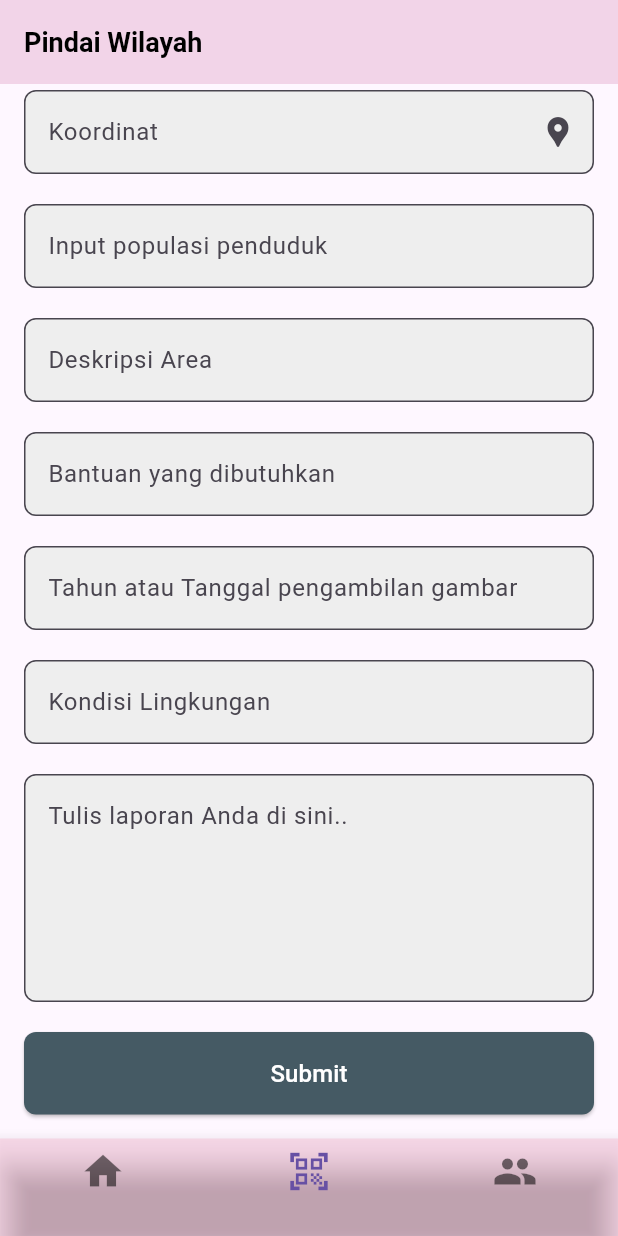
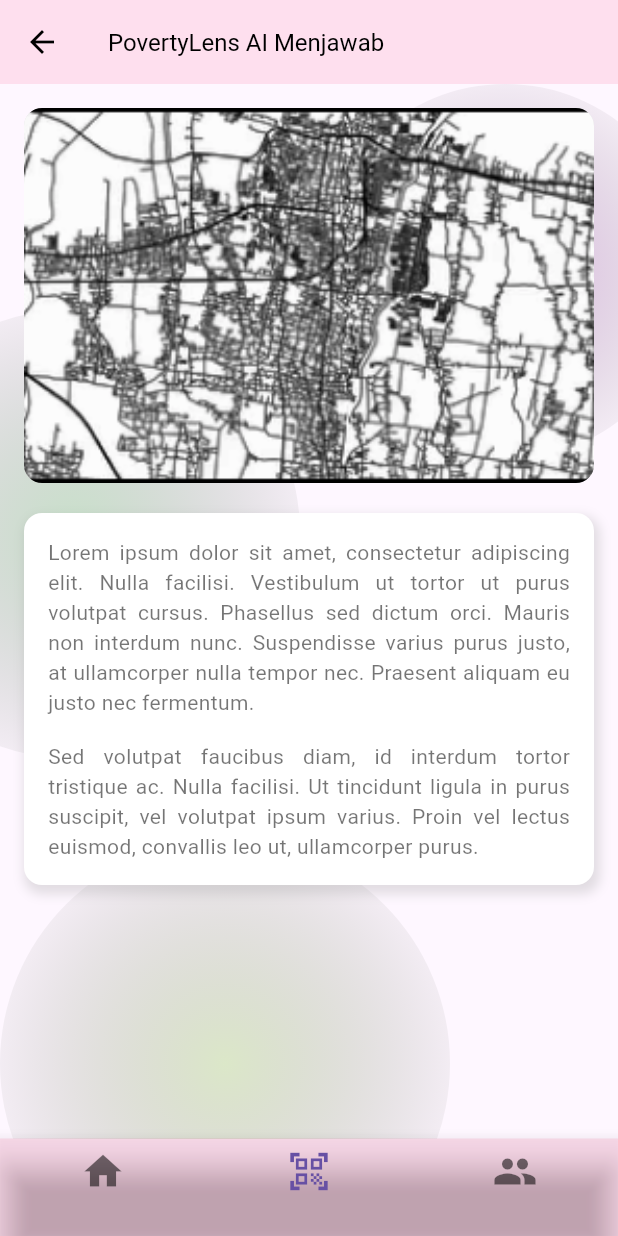
Before and after one commit to humam-ah/PovertyLens-Mobile, a Flutter app: the screen it shows after launch, item 2 of the bottom bar chosen, scrolled down 232 dp, after a tap on "Submit", on a phone screen of 412 x 824 dp. Run offline on Flutter 3.47's test engine with Material 3 defaults, Android fonts, the light colour scheme and no system bars; our stand-ins replace fl_chart, flutter_svg; network calls fail.

Commit message:
fifth commit

```diff
--- /dev/null
+++ b/lib/temp/background.dart
@@ -0,0 +1,74 @@
+import 'package:flutter/material.dart';
+
+class CustomBackground extends StatelessWidget {
+  const CustomBackground({Key? key, required this.child}) : super(key: key);
+
+  final Widget child; // Widget anak untuk konten di atas background
+
+  @override
+  Widget build(BuildContext context) {
+    return Stack(
+      children: [
+        // Latar belakang warna gradien pertama (Hijau kabur)
+        Positioned(
+          top: 150,
+          left: -100,
+          child: Container(
+            width: 300,
+            height: 300,
+            decoration: BoxDecoration(
+              shape: BoxShape.circle,
+              gradient: RadialGradient(
+                colors: [
+                  Colors.green.withOpacity(0.3),
+                  Colors.transparent,
+                ],
+                radius: 0.6,
+              ),
+            ),
+          ),
+        ),
+        // Latar belakang warna gradien kedua (Ungu kabur)
+        Positioned(
+          top: 0,
+          right: -50,
+          child: Container(
+            width: 250,
+            height: 250,
+            decoration: BoxDecoration(
+              shape: BoxShape.circle,
+              gradient: RadialGradient(
+                colors: [
+                  Colors.purple.withOpacity(0.3),
+                  Colors.transparent,
+                ],
+                radius: 0.6,
+              ),
+            ),
+          ),
+        ),
+        // Latar belakang warna gradien ketiga (Hijau muda kabur)
+        Positioned(
+          bottom: -100,
+          left: 0,
+          child: Container(
+            width: 300,
+            height: 300,
+            decoration: BoxDecoration(
+              shape: BoxShape.circle,
+              gradient: RadialGradient(
+                colors: [
+                  Colors.lightGreen.withOpacity(0.3),
+                  Colors.transparent,
+                ],
+                radius: 0.6,
+              ),
+            ),
+          ),
+        ),
+        // Konten yang berada di atas background
+        child,
+      ],
+    );
+  }
+}
--- a/lib/ui/detail_lembaga.dart
+++ b/lib/ui/detail_lembaga.dart
@@ -1,6 +1,7 @@
 import 'package:flutter/material.dart';
 import 'dart:convert';
 import 'package:http/http.dart' as http;
+import 'package:poverty_lens/temp/background.dart';
 
 class DetailLembagaScreen extends StatefulWidget {
   final String lembagaId;
@@ -60,7 +61,8 @@ class _DetailLembagaScreenState extends State<DetailLembagaScreen> {
           style: TextStyle(color: Colors.black, fontSize: 16),
         ),
       ),
-      body: _isLoading
+      body: CustomBackground(
+        child: _isLoading
             ? Center(child: CircularProgressIndicator())
             : Padding(
                 padding: const EdgeInsets.all(16.0),
@@ -110,6 +112,7 @@ class _DetailLembagaScreenState extends State<DetailLembagaScreen> {
                   ],
                 ),
               ),
+      ),
     );
   }
 }
--- /dev/null
+++ b/lib/ui/hasil_pindai.dart
@@ -0,0 +1,77 @@
+import 'package:flutter/material.dart';
+import 'package:poverty_lens/temp/background.dart';
+
+class HasilPindaiScreen extends StatelessWidget {
+  @override
+  Widget build(BuildContext context) {
+    return Scaffold(
+      appBar: AppBar(
+        backgroundColor: Color.fromARGB(25, 254, 1, 84),
+        elevation: 0,
+        leading: IconButton(
+          icon: Icon(Icons.arrow_back, color: Colors.black),
+          onPressed: () => Navigator.pop(context),
+        ),
+        title: Text(
+          'PovertyLens AI Menjawab',
+          style: TextStyle(color: Colors.black, fontSize: 16),
+        ),
+      ),
+      body: CustomBackground(
+        child: Padding(
+          padding: const EdgeInsets.all(16.0),
+          child: Column(
+            crossAxisAlignment: CrossAxisAlignment.center,
+            children: [
+              Container(
+                width: double.infinity,
+                height: 250,
+                decoration: BoxDecoration(
+                  color: Colors.grey[300],
+                  borderRadius: BorderRadius.circular(12),
+                  image: DecorationImage(
+                    image: AssetImage('images/map.png'),
+                    fit: BoxFit.cover,
+                  ),
+                ),
+              ),
+              SizedBox(height: 20),
+              Container(
+                padding: EdgeInsets.all(16.0),
+                width: double.infinity,
+                decoration: BoxDecoration(
+                  color: Colors.white,
+                  borderRadius: BorderRadius.circular(12),
+                  boxShadow: [
+                    BoxShadow(
+                      color: Colors.grey.withOpacity(0.3),
+                      spreadRadius: 2,
+                      blurRadius: 6,
+                      offset: Offset(2, 4),
+                    ),
+                  ],
+                ),
+                child: Column(
+                  crossAxisAlignment: CrossAxisAlignment.start,
+                  children: [
+                    Text(
+                      'Lorem ipsum dolor sit amet, consectetur adipiscing elit. Nulla facilisi. Vestibulum ut tortor ut purus volutpat cursus. Phasellus sed dictum orci. Mauris non interdum nunc. Suspendisse varius purus justo, at ullamcorper nulla tempor nec. Praesent aliquam eu justo nec fermentum.',
+                      style: TextStyle(color: Colors.black54),
+                      textAlign: TextAlign.justify,
+                    ),
+                    SizedBox(height: 16),
+                    Text(
+                      'Sed volutpat faucibus diam, id interdum tortor tristique ac. Nulla facilisi. Ut tincidunt ligula in purus suscipit, vel volutpat ipsum varius. Proin vel lectus euismod, convallis leo ut, ullamcorper purus.',
+                      style: TextStyle(color: Colors.black54),
+                      textAlign: TextAlign.justify,
+                    ),
+                  ],
+                ),
+              ),
+            ],
+          ),
+        ),
+      ),
+    );
+  }
+}
--- a/lib/ui/home.dart
+++ b/lib/ui/home.dart
@@ -1,9 +1,9 @@
 import 'package:flutter/material.dart';
-import 'package:flutter_svg/flutter_svg.dart';
 import 'package:fl_chart/fl_chart.dart';
 import 'pindai.dart';
 import 'lembaga.dart';
 import 'rekap_data.dart';
+import '/temp/background.dart';
 
 class HomeScreen extends StatefulWidget {
   @override
@@ -14,6 +14,7 @@ class _HomeScreenState extends State<HomeScreen> {
   int _selectedIndex = 0;
 
   final GlobalKey<NavigatorState> _homeNavigatorKey = GlobalKey<NavigatorState>();
+  final GlobalKey<NavigatorState> _pindaiNavigatorKey = GlobalKey<NavigatorState>();
   final GlobalKey<NavigatorState> _lembagaNavigatorKey = GlobalKey<NavigatorState>();
 
   final List<Widget> _pages = [];
@@ -32,7 +33,12 @@ class _HomeScreenState extends State<HomeScreen> {
           return null;
         },
       ),
-      PindaiScreen(),
+      Navigator(
+        key: _pindaiNavigatorKey,
+        onGenerateRoute: (settings) {
+          return MaterialPageRoute(builder: (context) => PindaiScreen());
+        },
+      ),
       Navigator(
         key: _lembagaNavigatorKey,
         onGenerateRoute: (settings) {
@@ -47,6 +53,8 @@ class _HomeScreenState extends State<HomeScreen> {
       _selectedIndex = index;
       if (index == 0) {
         _homeNavigatorKey.currentState?.popUntil((route) => route.isFirst);
+      } else if (index == 1) {
+        _pindaiNavigatorKey.currentState?.popUntil((route) => route.isFirst);
       } else if (index == 2) {
         _lembagaNavigatorKey.currentState?.popUntil((route) => route.isFirst);
       }
@@ -126,7 +134,8 @@ class HomeScreenContent extends StatelessWidget {
           ),
         ]
       ),
-      body: Padding(
+      body: CustomBackground(
+        child: Padding(
           padding: const EdgeInsets.all(16.0),
           child: SingleChildScrollView(
             padding: EdgeInsets.only(right: 4.0, left: 4.0, top: 0, bottom: 0),
@@ -366,6 +375,7 @@ class HomeScreenContent extends StatelessWidget {
             ),
           ),
         ),
+      ),
     );
   }
 }
--- a/lib/ui/lembaga.dart
+++ b/lib/ui/lembaga.dart
@@ -1,6 +1,7 @@
 import 'package:flutter/material.dart';
 import 'dart:convert';
 import 'package:http/http.dart' as http;
+import 'package:poverty_lens/temp/background.dart';
 import 'detail_lembaga.dart';
 
 class LembagaScreen extends StatefulWidget {
@@ -103,7 +104,8 @@ class _LembagaScreenState extends State<LembagaScreen> {
           ),
         ],
       ),
-      body: _isLoading
+      body: CustomBackground(
+        child: _isLoading
             ? Center(child: CircularProgressIndicator())
             : Padding(
                 padding: const EdgeInsets.all(16.0),
@@ -161,6 +163,7 @@ class _LembagaScreenState extends State<LembagaScreen> {
                   },
                 ),
               ),
+      ),
     );
   }
 }
--- a/lib/ui/pindai.dart
+++ b/lib/ui/pindai.dart
@@ -1,4 +1,6 @@
 import 'package:flutter/material.dart';
+import 'package:poverty_lens/temp/background.dart';
+import 'package:poverty_lens/ui/hasil_pindai.dart';
 
 class PindaiScreen extends StatelessWidget {
   @override
@@ -11,7 +13,8 @@ class PindaiScreen extends StatelessWidget {
           style: TextStyle(color: Colors.black, fontSize: 18, fontWeight: FontWeight.bold),
         ),
       ),
-      body: SingleChildScrollView(
+      body: CustomBackground(
+        child: SingleChildScrollView(
           padding: const EdgeInsets.all(16.0),
           child: Column(
             crossAxisAlignment: CrossAxisAlignment.start,
@@ -84,7 +87,12 @@ class PindaiScreen extends StatelessWidget {
                     ),
                     padding: EdgeInsets.symmetric(vertical: 16.0),
                   ),
-                onPressed: () {},
+                  onPressed: () {
+                    Navigator.push(
+                      context,
+                      MaterialPageRoute(builder: (context) => HasilPindaiScreen())
+                    );
+                  },
                   child: Text(
                     'Submit',
                     style: TextStyle(color: Colors.white, fontSize: 16.0),
@@ -92,6 +100,7 @@ class PindaiScreen extends StatelessWidget {
                 ),
               ),
             ],
+          ),
         ),
       ),
     );
--- a/lib/ui/rekap_data.dart
+++ b/lib/ui/rekap_data.dart
@@ -1,4 +1,5 @@
 import 'package:flutter/material.dart';
+import 'package:poverty_lens/temp/background.dart';
 
 class RekapDataScreen extends StatelessWidget {
   @override
@@ -15,7 +16,8 @@ class RekapDataScreen extends StatelessWidget {
           style: TextStyle(color: Colors.black, fontSize: 16),
         ),
       ),
-      body: Padding(
+      body: CustomBackground(
+        child: Padding(
           padding: const EdgeInsets.all(16.0),
           child: Column(
             crossAxisAlignment: CrossAxisAlignment.start,
@@ -64,6 +66,7 @@ class RekapDataScreen extends StatelessWidget {
             ],
           ),
         ),
+      ),
     );
   }
 }
--- a/lib/ui/splash_screen.dart
+++ b/lib/ui/splash_screen.dart
@@ -1,4 +1,5 @@
 import 'package:flutter/material.dart';
+import 'package:flutter_svg/flutter_svg.dart';
 import 'home.dart'; // Import halaman utama
 
 class SplashScreen extends StatefulWidget {
@@ -24,10 +25,10 @@ class _SplashScreenState extends State<SplashScreen> {
   @override
   Widget build(BuildContext context) {
     return Scaffold(
-      backgroundColor: const Color.fromARGB(255, 186, 255, 218),
+      backgroundColor: const Color.fromARGB(25, 254, 1, 84),
       body: Center(
-        child: Image.asset(
-          'images/logo-color.png',
+        child: SvgPicture.asset(
+          'images/logo.svg',
           width: 150,
           height: 150,
           fit: BoxFit.contain,
--- a/pubspec.yaml
+++ b/pubspec.yaml
@@ -30,8 +30,10 @@ environment:
 dependencies:
   flutter:
     sdk: flutter
-  http: ^1.2.2
+  http: ^0.13.5
   flutter_svg: ^1.0.3
+  flutter_map: 3.0.0
+  latlong2: ^0.8.1
 
 
   # The following adds the Cupertino Icons font to your application.
@@ -69,6 +71,8 @@ flutter:
 
   # To add assets to your application, add an assets section, like this:
   assets:
+    - images/logo-text.svg
+    - images/map.png
     - images/graph.svg
     - images/logo-color.png
     - images/table.png
```
Also changed, not shown: images/logo-text.svg (added), images/logo.svg, images/map.png (added), pubspec.lock. Lines whose indentation alone changed are shown as unchanged.
